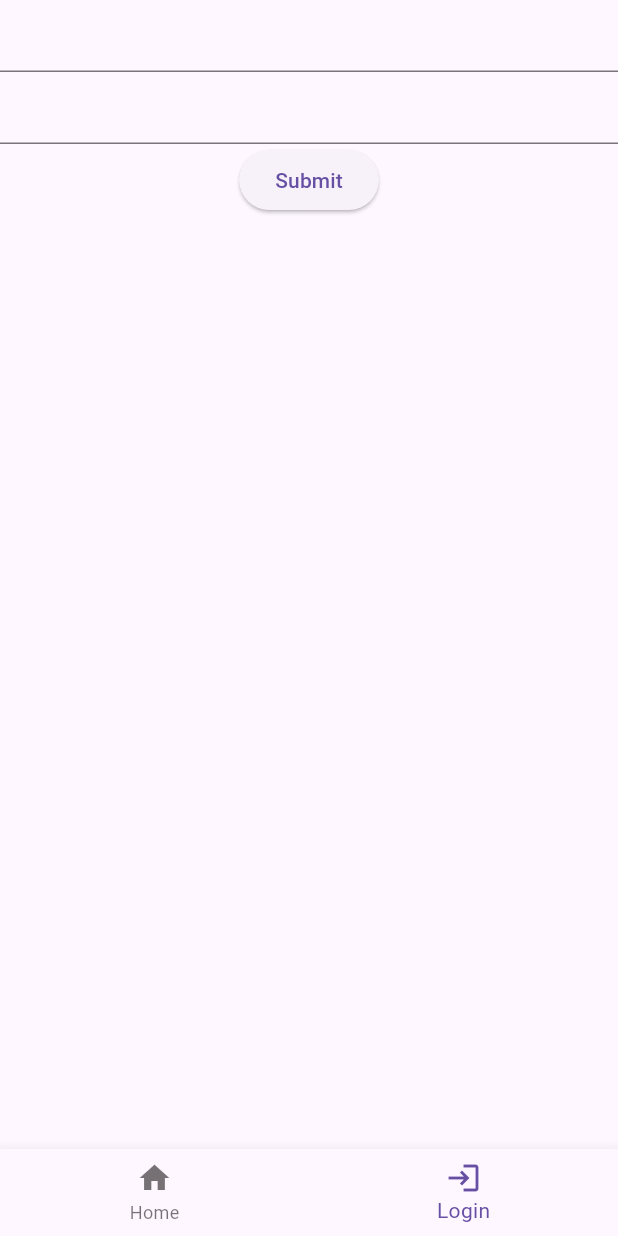
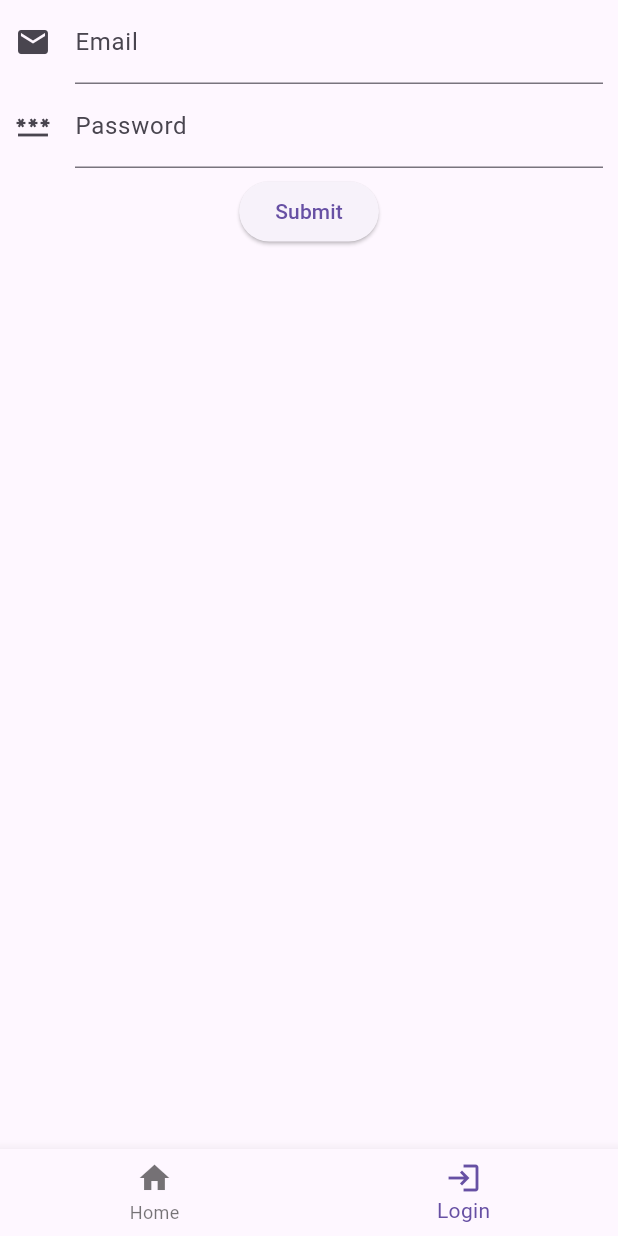
Before and after one commit to vqneabung/user_manager, a Flutter app: the screen it shows after launch, item 2 of the bottom bar chosen, on a phone screen of 412 x 824 dp. Run offline on Flutter 3.47's test engine with Material 3 defaults, Android fonts, the phone set to English and light mode, and no system bars; our stand-ins replace go_router.

Commit message:
Improve login form layout and enhance input field decorations

```diff
--- a/lib/views/auth/login.dart
+++ b/lib/views/auth/login.dart
@@ -15,10 +15,15 @@ class LoginPageState extends State<LoginPage> {
     return Form(
       key: formKey,
       child: Padding(
-        padding: EdgeInsets.all(0),
+        padding: EdgeInsets.symmetric(horizontal: 10.0),
         child: Column(
           children: <Widget>[
             TextFormField(
+              decoration: const InputDecoration(
+                icon: Icon(Icons.email),
+                hintText: "Enter your email!",
+                labelText: "Email",
+              ),
               validator: (value) {
                 if (value == null || value.isEmpty) {
                   return 'Please enter your email!';
@@ -27,6 +32,11 @@ class LoginPageState extends State<LoginPage> {
               },
             ),
             TextFormField(
+              decoration: const InputDecoration(
+                icon: Icon(Icons.password),
+                hintText: "Enter your password!",
+                labelText: "Password",
+              ),
               validator: (value) {
                 if (value == null || value.isEmpty) {
                   return 'Please enter your password!';
@@ -34,7 +44,9 @@ class LoginPageState extends State<LoginPage> {
                 return null;
               },
             ),
-            ElevatedButton(
+            Padding(
+              padding: EdgeInsetsGeometry.symmetric(vertical: 5.0),
+              child: ElevatedButton(
                 onPressed: () => {
                   ScaffoldMessenger.of(context).showSnackBar(
                     const SnackBar(content: Text("Login Successfully!")),
@@ -42,6 +54,7 @@ class LoginPageState extends State<LoginPage> {
                 },
                 child: const Text("Submit"),
               ),
+            ),
           ],
         ),
       ),
```
Lines whose indentation alone changed are shown as unchanged.
